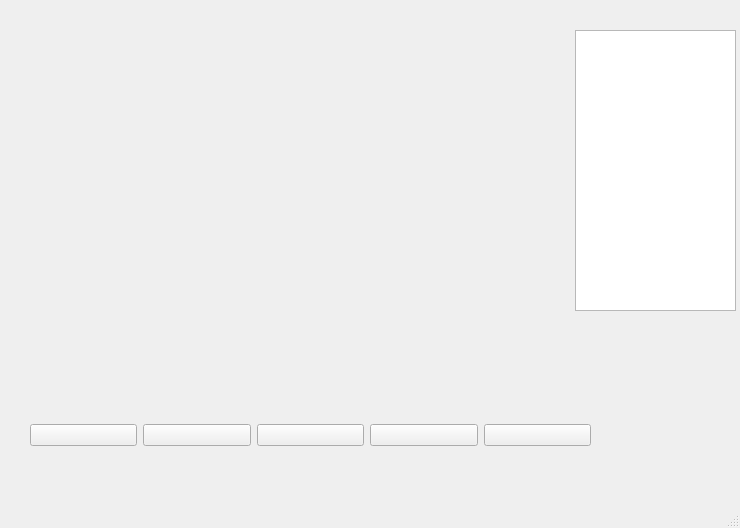
Old version of the form UI/cjj.ui in the repository cuijunjie18/Music_player.
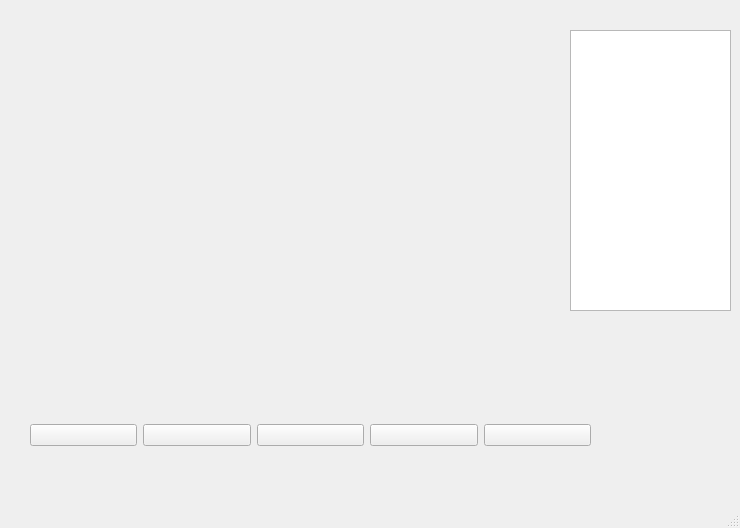
New version of the form.

```diff
--- a/UI/cjj.ui
+++ b/UI/cjj.ui
@@ -64,7 +64,7 @@
    <widget class="QListWidget" name="music_list">
     <property name="geometry">
      <rect>
-      <x>575</x>
+      <x>570</x>
       <y>30</y>
       <width>161</width>
       <height>281</height>
```
